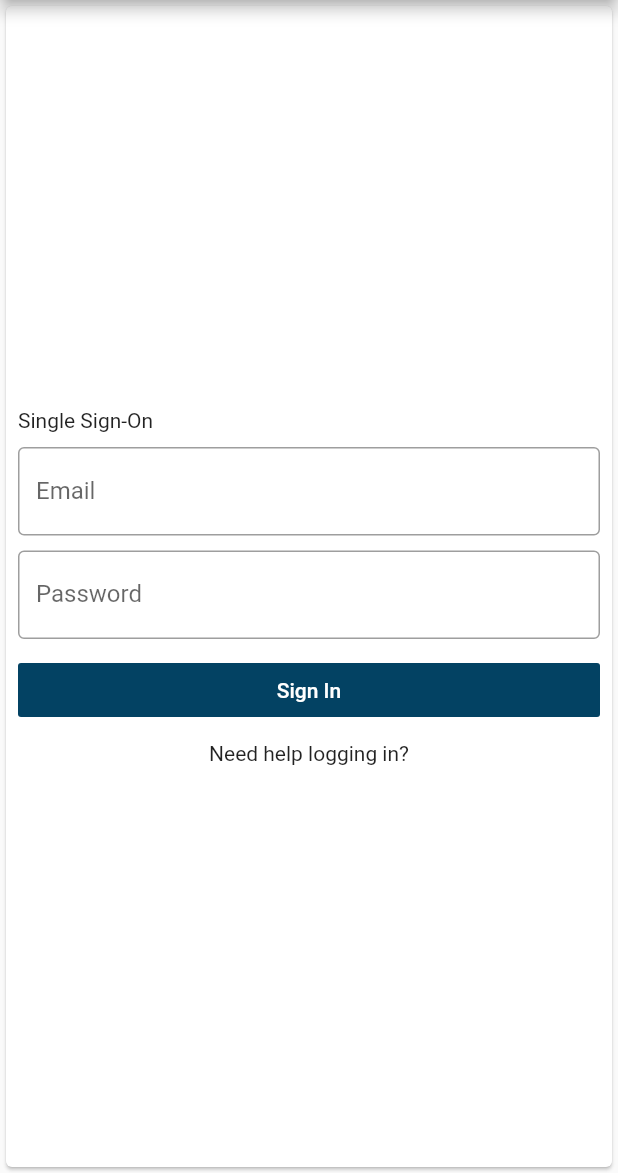
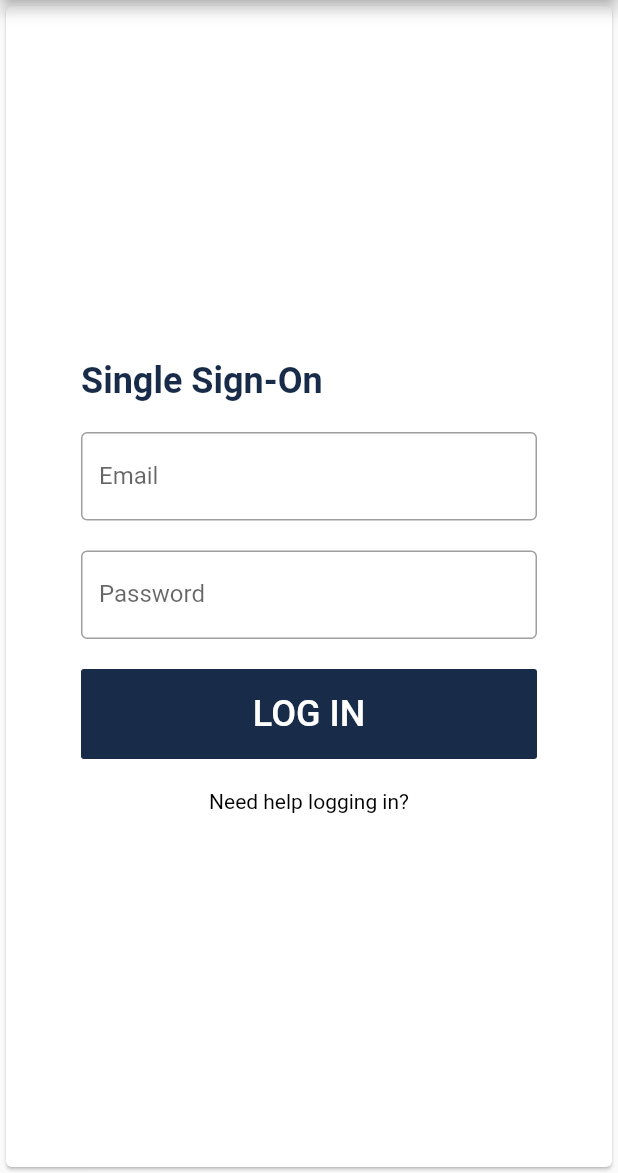
Before and after one commit to a6wu/mobile-qr-scanner, a Flutter app: the screen it shows after launch, on a phone screen of 412 x 824 dp, the part 63-1236 px from its top. Run offline on Flutter 3.47's test engine with Material 2 defaults, Android fonts, the phone set to English and light mode, and no system bars; our stand-ins replace dio, flutter_secure_storage, hive, hive_flutter, shared_preferences, uni_links; missing offline and left inert: encrypt, pointycastle; accounts and stored records are empty; generated files the repository leaves out were written again.

Commit message:
UI updates for ipad login

```diff
--- a/lib/views/SSO_view.dart
+++ b/lib/views/SSO_view.dart
@@ -7,6 +7,8 @@ import 'package:flutter/material.dart';
 import 'package:provider/provider.dart';
 import 'package:uni_links/uni_links.dart';
 import 'package:url_launcher/url_launcher.dart';
+
+import '../app_theme.dart';
 
 // import 'QR_scanner_view.dart';
 
@@ -93,13 +95,20 @@ class _SSOLoginViewState extends State<SSOLoginView> {
   Widget buildLoginWidget() {
     return Card(
       child: Padding(
-        padding: const EdgeInsets.all(8.0),
+        padding: const EdgeInsets.all(50.0),
         child: Column(
           mainAxisAlignment: MainAxisAlignment.center,
           crossAxisAlignment: CrossAxisAlignment.start,
           children: <Widget>[
-            Text('Single Sign-On'),
-            SizedBox(height: 10),
+            Text(
+              'Single Sign-On',
+              style: TextStyle(
+                fontSize: 24,
+                fontWeight: FontWeight.bold,
+                color: ColorPrimary,
+              ),
+            ),
+            SizedBox(height: 20),
             TextField(
               decoration: InputDecoration(
                 hintText: 'Email',
@@ -109,7 +118,7 @@ class _SSOLoginViewState extends State<SSOLoginView> {
               keyboardType: TextInputType.emailAddress,
               controller: _emailTextFieldController,
             ),
-            SizedBox(height: 10),
+            SizedBox(height: 20),
             TextField(
               decoration: InputDecoration(
                 hintText: 'Password',
@@ -119,27 +128,37 @@ class _SSOLoginViewState extends State<SSOLoginView> {
               obscureText: true,
               controller: _passwordTextFieldController,
             ),
-            SizedBox(height: 10),
+            SizedBox(height: 20),
             Row(
               children: <Widget>[
                 Expanded(
+                  child: Container(
+                    height: 60,
                     child: FlatButton(
                       child: _userDataProvider.isLoading
                           ? buildLoadingIndicator()
-                        : Text('Sign In'),
+                          : Text('LOG IN',
+                              style: TextStyle(
+                                fontSize: 24,
+                              )),
                       onPressed: _userDataProvider.isLoading
                           ? null
                           : () => _userDataProvider.login(
                               _emailTextFieldController.text,
                               _passwordTextFieldController.text),
-                    color: Theme.of(context).buttonColor,
+                      color: ColorPrimary,
                       textColor: Theme.of(context).textTheme.button.color,
+                    ),
                   ),
                 ),
               ],
             ),
-            SizedBox(height: 10),
-            Center(child: Text('Need help logging in?')),
+            SizedBox(height: 20),
+            Center(
+                child: Text('Need help logging in?',
+                    style: TextStyle(
+                      color: Colors.black,
+                    ))),
           ],
         ),
       ),
```
Also changed, not shown: 1 other file. Lines whose indentation alone changed are shown as unchanged.
